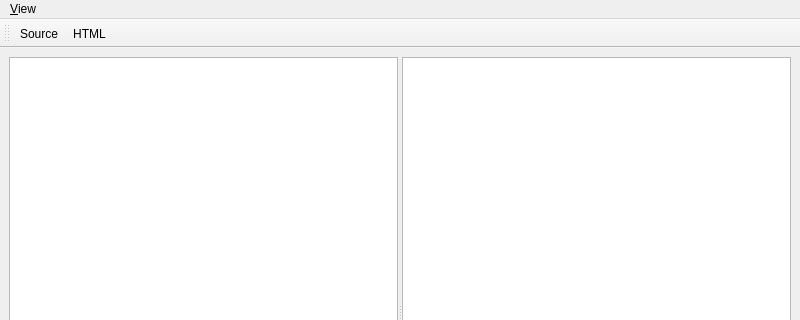
Before: the Qt Designer form QtMDEdit/mainwindow.ui in vivisuke/QtMDEdit, drawn with Qt 5; both pictures show x 0 to 800 and y 0 to 320 of the 800 by 600 pixel window.
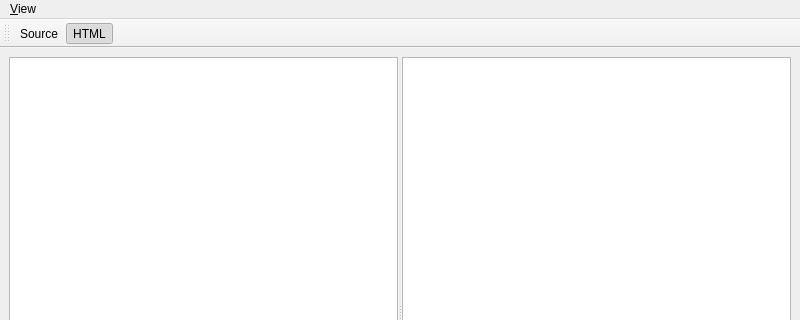
After: the same form once the commit is applied.

Commit message: 0011 ◎ C 11/03 11/03 0.001│ToDo│Source, HTML 選択状態（チェック？）表示

What changed in the file:
```diff
--- a/QtMDEdit/mainwindow.ui
+++ b/QtMDEdit/mainwindow.ui
@@ -68,6 +68,12 @@
    </property>
   </action>
   <action name="action_HTML">
+   <property name="checkable">
+    <bool>true</bool>
+   </property>
+   <property name="checked">
+    <bool>true</bool>
+   </property>
    <property name="text">
     <string>&amp;HTML</string>
    </property>
```
Left out of the diff: 3 changed lines with no effect on the pictures. The commit also changes 2 other files.
